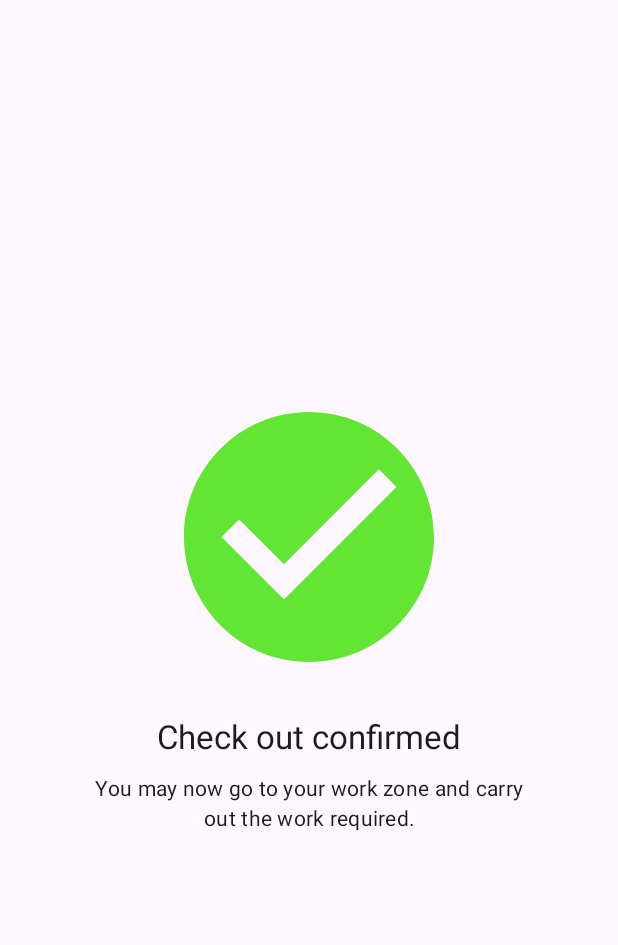
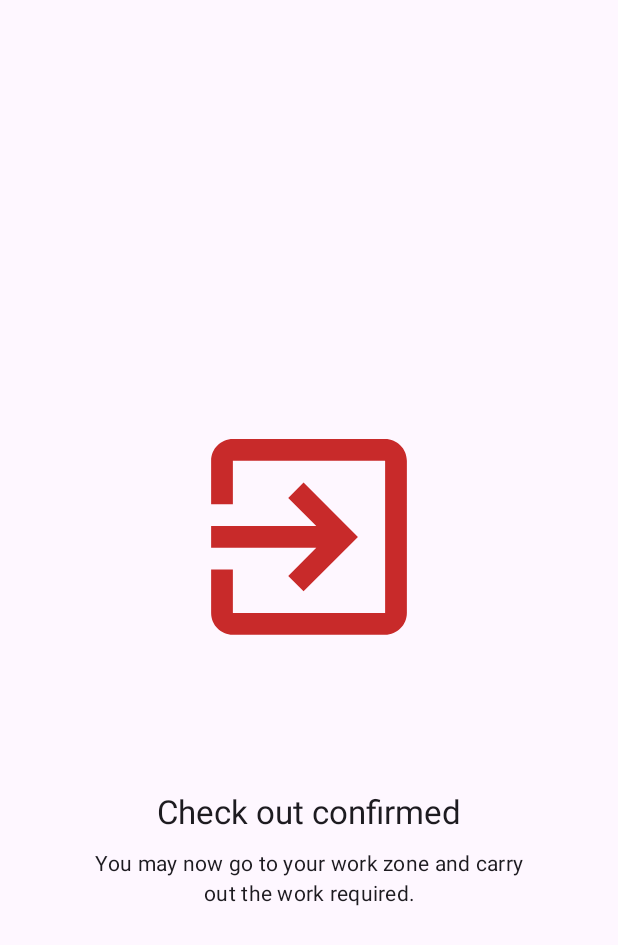
Before and after one commit to Scxr-ch/Realtech, an Android app built with Jetpack Compose: the @Preview function PreviewCheckoutScreen, on a phone screen of 412 x 824 dp. Shown: the top 945 px of the screen. Run offline under Robolectric (Android 15) with nearby library versions, the phone set to English and light mode, and no system bars.

Commit message:
updated the icon for checkout screen

```diff
--- a/app/src/main/java/com/example/railtech/CheckoutScreen.kt
+++ b/app/src/main/java/com/example/railtech/CheckoutScreen.kt
@@ -36,9 +36,9 @@ fun CheckoutScreen() {
             horizontalAlignment = Alignment.CenterHorizontally
         ) {
             Image(
-                painter = painterResource(id = R.drawable.check),
+                painter = painterResource(id = R.drawable.exits_foreground),
                 contentDescription = null,
-                modifier = Modifier.size(200.dp)
+                modifier = Modifier.size(300.dp)
             )
             Spacer(modifier = Modifier.padding(10.dp))
             Text(
```
